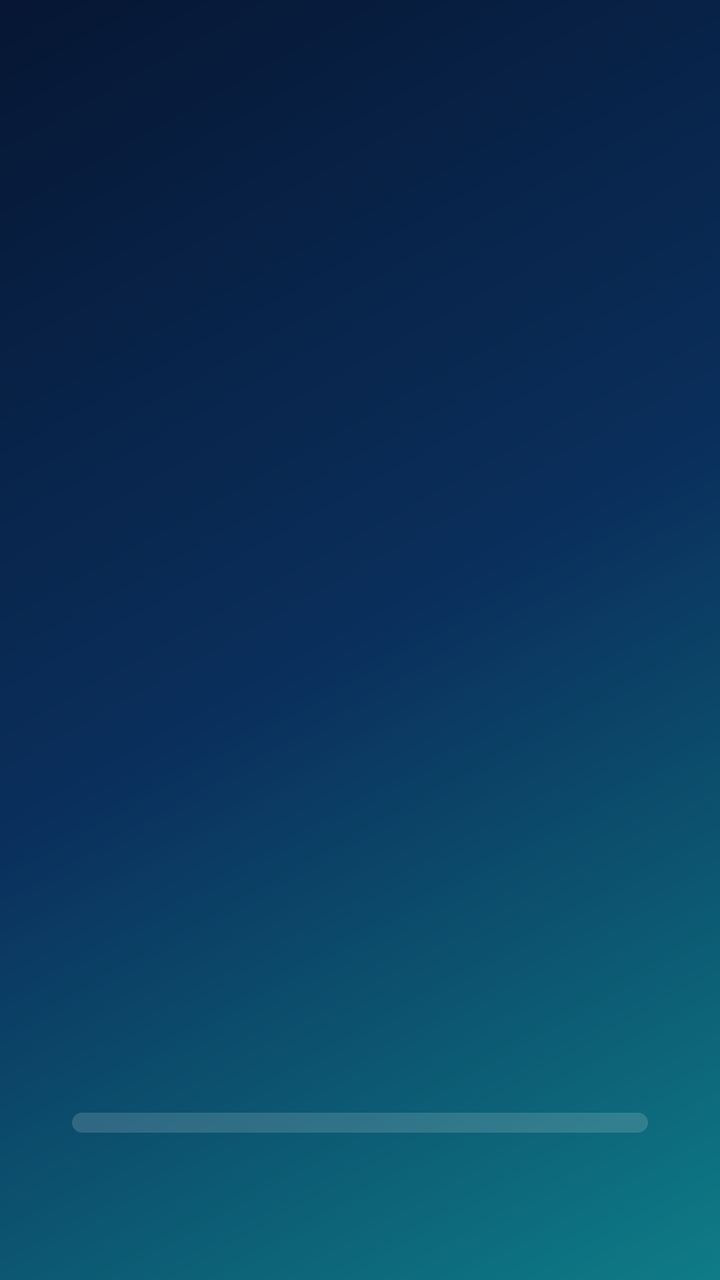
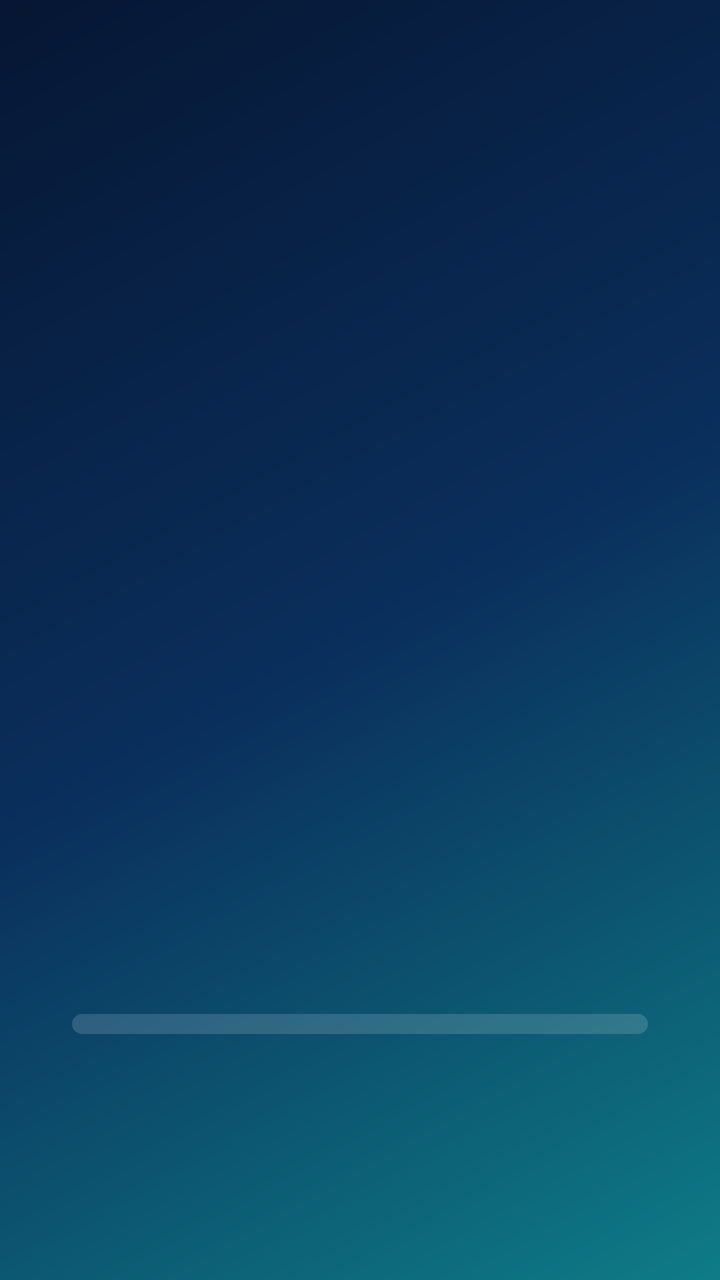

An Android layout rendered at two revisions. The XML below is the earlier revision; the diff shows what the commit changed to produce the second picture.
<!-- AndroidManifest.xml: activity theme Theme.CampusPulse.Splash -->
<!-- res/layout/activity_splash.xml -->
<?xml version="1.0" encoding="utf-8"?>
<androidx.constraintlayout.widget.ConstraintLayout
    xmlns:android="http://schemas.android.com/apk/res/android"
    xmlns:app="http://schemas.android.com/apk/res-auto"
    xmlns:tools="http://schemas.android.com/tools"
    android:layout_width="match_parent"
    android:layout_height="match_parent"
    android:background="@drawable/bg_splash"
    tools:context=".SplashActivity">

    <ImageView
        android:id="@+id/ivLogo"
        android:layout_width="140dp"
        android:layout_height="160dp"
        android:layout_marginTop="90dp"
        android:alpha="0"
        android:contentDescription="KUET logo"
        android:src="@drawable/ic_logo"
        app:layout_constraintTop_toTopOf="parent"
        app:layout_constraintStart_toStartOf="parent"
        app:layout_constraintEnd_toEndOf="parent" />

    <LinearLayout
        android:id="@+id/titleRow"
        android:layout_width="wrap_content"
        android:layout_height="wrap_content"
        android:layout_marginTop="28dp"
        android:alpha="0"
        android:orientation="horizontal"
        app:layout_constraintTop_toBottomOf="@id/ivLogo"
        app:layout_constraintStart_toStartOf="parent"
        app:layout_constraintEnd_toEndOf="parent">

        <TextView
            android:layout_width="wrap_content"
            android:layout_height="wrap_content"
            android:fontFamily="@font/poppins_bold"
            android:text="Campus"
            android:textColor="@android:color/white"
            android:textSize="40sp"
            android:textStyle="italic" />

        <TextView
            android:layout_width="wrap_content"
            android:layout_height="wrap_content"
            android:fontFamily="@font/poppins_bold"
            android:text="Pulse"
            android:textColor="@color/pulse_mint"
            android:textSize="40sp"
            android:textStyle="italic" />
    </LinearLayout>

    <TextView
        android:id="@+id/tvTagline"
        android:layout_width="wrap_content"
        android:layout_height="wrap_content"
        android:layout_marginTop="4dp"
        android:alpha="0"
        android:fontFamily="@font/poppins_regular"
        android:text="One Campus. One Platform. Connected."
        android:textColor="@android:color/white"
        android:textSize="13sp"
        app:layout_constraintTop_toBottomOf="@id/titleRow"
        app:layout_constraintStart_toStartOf="parent"
        app:layout_constraintEnd_toEndOf="parent" />

    
    <LinearLayout
        android:id="@+id/pulseContainer"
        android:layout_width="0dp"
        android:layout_height="wrap_content"
        android:layout_marginStart="20dp"
        android:layout_marginTop="40dp"
        android:layout_marginEnd="20dp"
        android:alpha="0"
        android:orientation="vertical"
        app:layout_constraintTop_toBottomOf="@id/tvTagline"
        app:layout_constraintStart_toStartOf="parent"
        app:layout_constraintEnd_toEndOf="parent">

        <LinearLayout
            android:layout_width="match_parent"
            android:layout_height="wrap_content"
            android:orientation="horizontal"
            android:weightSum="6">
            <ImageView android:layout_width="0dp" android:layout_height="26dp" android:layout_weight="1" android:src="@drawable/ic_notice" app:tint="@color/pulse_mint" android:contentDescription="Notice" />
            <ImageView android:layout_width="0dp" android:layout_height="26dp" android:layout_weight="1" android:src="@drawable/ic_event" app:tint="@color/pulse_mint" android:contentDescription="Event" />
            <ImageView android:layout_width="0dp" android:layout_height="26dp" android:layout_weight="1" android:src="@drawable/ic_lost_found" app:tint="@color/pulse_mint" android:contentDescription="Lost and Found" />
            <ImageView android:layout_width="0dp" android:layout_height="26dp" android:layout_weight="1" android:src="@drawable/ic_sos" app:tint="@color/pulse_mint" android:contentDescription="SOS" />
            <ImageView android:layout_width="0dp" android:layout_height="26dp" android:layout_weight="1" android:src="@drawable/ic_study" app:tint="@color/pulse_mint" android:contentDescription="Study Hub" />
            <ImageView android:layout_width="0dp" android:layout_height="26dp" android:layout_weight="1" android:src="@drawable/ic_services" app:tint="@color/pulse_mint" android:contentDescription="Campus Services" />
        </LinearLayout>

        <com.campuspulse.app.EcgView
            android:id="@+id/ecgView"
            android:layout_width="match_parent"
            android:layout_height="80dp" />

        <LinearLayout
            android:layout_width="match_parent"
            android:layout_height="wrap_content"
            android:orientation="horizontal"
            android:weightSum="6">
            <TextView style="@style/PulseLabel" android:text="Notice" />
            <TextView style="@style/PulseLabel" android:text="Event" />
            <TextView style="@style/PulseLabel" android:text="Lost &amp;\nFound" />
            <TextView style="@style/PulseLabel" android:text="SOS" />
            <TextView style="@style/PulseLabel" android:text="Study\nHub" />
            <TextView style="@style/PulseLabel" android:text="Campus\nServices" />
        </LinearLayout>
    </LinearLayout>

    <ProgressBar
        android:id="@+id/progressBar"
        style="?android:attr/progressBarStyleHorizontal"
        android:layout_width="0dp"
        android:layout_height="10dp"
        android:layout_marginStart="36dp"
        android:layout_marginTop="32dp"
        android:layout_marginEnd="36dp"
        android:max="100"
        android:progress="0"
        android:progressDrawable="@drawable/bg_progress"
        app:layout_constraintTop_toBottomOf="@id/pulseContainer"
        app:layout_constraintStart_toStartOf="parent"
        app:layout_constraintEnd_toEndOf="parent" />

    <TextView
        android:id="@+id/tvUniversity"
        android:layout_width="0dp"
        android:layout_height="wrap_content"
        android:layout_marginStart="40dp"
        android:layout_marginEnd="40dp"
        android:layout_marginBottom="6dp"
        android:alpha="0"
        android:fontFamily="@font/poppins_bold"
        android:gravity="center"
        android:text="Khulna University of\nEngineering &amp; Technology"
        android:textColor="@android:color/white"
        android:textSize="17sp"
        app:layout_constraintBottom_toTopOf="@id/tvPowered"
        app:layout_constraintStart_toStartOf="parent"
        app:layout_constraintEnd_toEndOf="parent" />

    <TextView
        android:id="@+id/tvPowered"
        android:layout_width="wrap_content"
        android:layout_height="wrap_content"
        android:layout_marginBottom="36dp"
        android:alpha="0"
        android:fontFamily="@font/poppins_regular"
        android:text="Powered by KUET Students"
        android:textColor="@color/pulse_mint"
        android:textSize="12sp"
        app:layout_constraintBottom_toBottomOf="parent"
        app:layout_constraintStart_toStartOf="parent"
        app:layout_constraintEnd_toEndOf="parent" />
</androidx.constraintlayout.widget.ConstraintLayout>
<!-- resources referenced by this layout -->
<resources>
  <color name="pulse_mint">#2EF2B0</color>
  <!-- drawable bg_progress (drawable) -->
  <?xml version="1.0" encoding="utf-8"?>
  <layer-list xmlns:android="http://schemas.android.com/apk/res/android">
      <item android:id="@android:id/background">
          <shape>
              <corners android:radius="6dp" />
              <solid android:color="@color/track_white" />
          </shape>
      </item>
      <item android:id="@android:id/progress">
          <clip>
              <shape>
                  <corners android:radius="6dp" />
                  <gradient
                      android:startColor="@color/pulse_mint_dark"
                      android:endColor="@color/pulse_mint" />
              </shape>
          </clip>
      </item>
  </layer-list>
  <!-- drawable bg_splash (drawable) -->
  <?xml version="1.0" encoding="utf-8"?>
  <shape xmlns:android="http://schemas.android.com/apk/res/android">
      <gradient
          android:angle="315"
          android:startColor="@color/splash_navy"
          android:centerColor="@color/splash_blue"
          android:endColor="@color/splash_teal"
          android:type="linear" />
  </shape>
  <!-- drawable ic_logo (drawable) -->
  <vector xmlns:android="http://schemas.android.com/apk/res/android"
      android:width="120dp" android:height="120dp"
      android:viewportWidth="24" android:viewportHeight="24">
      <path
          android:pathData="M2,12 L7,12 L9,6 L12,18 L14.5,9 L16,12 L22,12"
          android:strokeColor="#22D3EE"
          android:strokeWidth="1.8"
          android:strokeLineCap="round"
          android:strokeLineJoin="round" />
  </vector>
  <!-- drawable ic_lost_found (drawable) -->
  <vector xmlns:android="http://schemas.android.com/apk/res/android" android:height="24dp" android:tint="#FFFFFF" android:viewportHeight="960" android:viewportWidth="960" android:width="24dp">
        
      <path android:fillColor="@android:color/white" android:pathData="M784,840L532,588Q502,612 463,626Q424,640 380,640Q271,640 195.5,564.5Q120,489 120,380Q120,271 195.5,195.5Q271,120 380,120Q489,120 564.5,195.5Q640,271 640,380Q640,424 626,463Q612,502 588,532L840,784L784,840ZM380,560Q455,560 507.5,507.5Q560,455 560,380Q560,305 507.5,252.5Q455,200 380,200Q305,200 252.5,252.5Q200,305 200,380Q200,455 252.5,507.5Q305,560 380,560Z"/>
      
  </vector>
  <!-- drawable ic_sos (drawable) -->
  <vector xmlns:android="http://schemas.android.com/apk/res/android" android:height="24dp" android:tint="#FFFFFF" android:viewportHeight="960" android:viewportWidth="960" android:width="24dp">
        
      <path android:fillColor="@android:color/white" android:pathData="M480,840Q447,840 423.5,816.5Q400,793 400,760Q400,727 423.5,703.5Q447,680 480,680Q513,680 536.5,703.5Q560,727 560,760Q560,793 536.5,816.5Q513,840 480,840ZM400,600L400,120L560,120L560,600L400,600Z"/>
      
  </vector>
  <style name="PulseLabel">
          <item name="android:layout_width">0dp</item>
          <item name="android:layout_height">wrap_content</item>
          <item name="android:layout_weight">1</item>
          <item name="android:gravity">center</item>
          <item name="android:textColor">@color/text_soft</item>
          <item name="android:textSize">10sp</item>
          <item name="android:fontFamily">@font/poppins_regular</item>
      </style>
  <style name="Theme.CampusPulse.Splash" parent="Theme.CampusPulse">
          <item name="android:windowBackground">@drawable/bg_splash</item>
          <item name="android:statusBarColor">@android:color/transparent</item>
          <item name="android:navigationBarColor">@android:color/transparent</item>
          <item name="android:windowLightStatusBar">false</item>
      </style>
  <color name="track_white">#26FFFFFF</color>
  <color name="pulse_mint_dark">#00BFA5</color>
  <color name="splash_navy">#061633</color>
  <color name="splash_blue">#0A2F5C</color>
  <color name="splash_teal">#0E7C86</color>
  <color name="text_soft">#B8C7DD</color>
  <style name="Theme.CampusPulse" parent="Theme.Material3.DayNight.NoActionBar" />
  <!-- unchanged entries left out for length: 4 -->
</resources>

<!-- the commit's change to res/layout/activity_splash.xml (unified diff, before → after) -->
@@ -10,9 +10,9 @@
 
     <ImageView
         android:id="@+id/ivLogo"
-        android:layout_width="140dp"
-        android:layout_height="160dp"
-        android:layout_marginTop="90dp"
+        android:layout_width="130dp"
+        android:layout_height="150dp"
+        android:layout_marginTop="56dp"
         android:alpha="0"
         android:contentDescription="KUET logo"
         android:src="@drawable/ic_logo"
@@ -24,7 +24,7 @@
         android:id="@+id/titleRow"
         android:layout_width="wrap_content"
         android:layout_height="wrap_content"
-        android:layout_marginTop="28dp"
+        android:layout_marginTop="20dp"
         android:alpha="0"
         android:orientation="horizontal"
         app:layout_constraintTop_toBottomOf="@id/ivLogo"
@@ -37,7 +37,7 @@
             android:fontFamily="@font/poppins_bold"
             android:text="Campus"
             android:textColor="@android:color/white"
-            android:textSize="40sp"
+            android:textSize="38sp"
             android:textStyle="italic" />
 
         <TextView
@@ -46,7 +46,7 @@
             android:fontFamily="@font/poppins_bold"
             android:text="Pulse"
             android:textColor="@color/pulse_mint"
-            android:textSize="40sp"
+            android:textSize="38sp"
             android:textStyle="italic" />
     </LinearLayout>
 
@@ -54,7 +54,7 @@
         android:id="@+id/tvTagline"
         android:layout_width="wrap_content"
         android:layout_height="wrap_content"
-        android:layout_marginTop="4dp"
+        android:layout_marginTop="2dp"
         android:alpha="0"
         android:fontFamily="@font/poppins_regular"
         android:text="One Campus. One Platform. Connected."
@@ -70,7 +70,7 @@
         android:layout_width="0dp"
         android:layout_height="wrap_content"
         android:layout_marginStart="20dp"
-        android:layout_marginTop="40dp"
+        android:layout_marginTop="28dp"
         android:layout_marginEnd="20dp"
         android:alpha="0"
         android:orientation="vertical"
@@ -94,7 +94,8 @@
         <com.campuspulse.app.EcgView
             android:id="@+id/ecgView"
             android:layout_width="match_parent"
-            android:layout_height="80dp" />
+            android:layout_height="72dp"
+            android:importantForAccessibility="no" />
 
         <LinearLayout
             android:layout_width="match_parent"
@@ -110,18 +111,19 @@
         </LinearLayout>
     </LinearLayout>
 
+    
     <ProgressBar
         android:id="@+id/progressBar"
         style="?android:attr/progressBarStyleHorizontal"
         android:layout_width="0dp"
         android:layout_height="10dp"
         android:layout_marginStart="36dp"
-        android:layout_marginTop="32dp"
         android:layout_marginEnd="36dp"
+        android:layout_marginBottom="28dp"
         android:max="100"
         android:progress="0"
         android:progressDrawable="@drawable/bg_progress"
-        app:layout_constraintTop_toBottomOf="@id/pulseContainer"
+        app:layout_constraintBottom_toTopOf="@id/tvUniversity"
         app:layout_constraintStart_toStartOf="parent"
         app:layout_constraintEnd_toEndOf="parent" />
 
@@ -137,7 +139,7 @@
         android:gravity="center"
         android:text="Khulna University of\nEngineering &amp; Technology"
         android:textColor="@android:color/white"
-        android:textSize="17sp"
+        android:textSize="16sp"
         app:layout_constraintBottom_toTopOf="@id/tvPowered"
         app:layout_constraintStart_toStartOf="parent"
         app:layout_constraintEnd_toEndOf="parent" />
@@ -146,7 +148,7 @@
         android:id="@+id/tvPowered"
         android:layout_width="wrap_content"
         android:layout_height="wrap_content"
-        android:layout_marginBottom="36dp"
+        android:layout_marginBottom="32dp"
         android:alpha="0"
         android:fontFamily="@font/poppins_regular"
         android:text="Powered by KUET Students"
